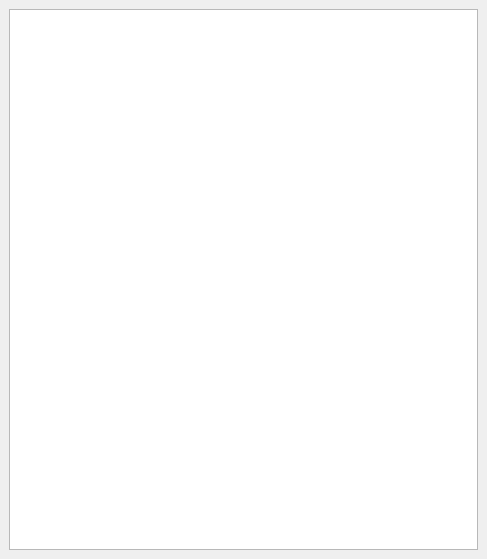
Qt form planet_explorer/ui/basemaps_widget.ui (planetlabs/qgis-planet-plugin) before a commit.
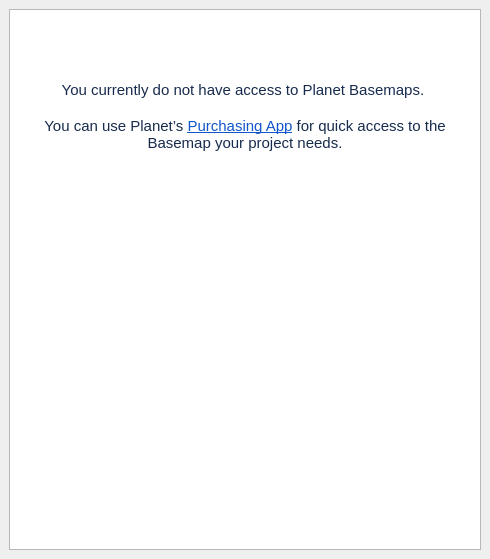
The same form after that commit. The open tabs and pages were chosen to show the change. Icons and pictures are not drawn. Custom widgets are drawn as their Qt base class.

Commit message: added message to no-basemaps-available panel

Patch:
```diff
--- a/planet_explorer/ui/basemaps_widget.ui
+++ b/planet_explorer/ui/basemaps_widget.ui
@@ -6,7 +6,7 @@
    <rect>
     <x>0</x>
     <y>0</y>
-    <width>487</width>
+    <width>490</width>
     <height>559</height>
    </rect>
   </property>
@@ -1172,7 +1172,30 @@
      <widget class="QWidget" name="noBasemapsAccessPage">
       <layout class="QVBoxLayout" name="verticalLayout_18">
        <item>
-        <widget class="QTextBrowser" name="textBrowserNoAccess"/>
+        <widget class="QTextBrowser" name="textBrowserNoAccess">
+         <property name="styleSheet">
+          <string notr="true"/>
+         </property>
+         <property name="html">
+          <string>&lt;!DOCTYPE HTML PUBLIC &quot;-//W3C//DTD HTML 4.0//EN&quot; &quot;http://www.w3.org/TR/REC-html40/strict.dtd&quot;&gt;
+&lt;html&gt;&lt;head&gt;&lt;meta name=&quot;qrichtext&quot; content=&quot;1&quot; /&gt;&lt;style type=&quot;text/css&quot;&gt;
+p, li { white-space: pre-wrap; }
+&lt;/style&gt;&lt;/head&gt;&lt;body style=&quot; font-family:'MS Shell Dlg 2'; font-size:8.25pt; font-weight:400; font-style:normal;&quot;&gt;
+&lt;p align=&quot;center&quot; style=&quot;-qt-paragraph-type:empty; margin-top:0px; margin-bottom:0px; margin-left:0px; margin-right:0px; -qt-block-indent:0; text-indent:0px; font-size:8pt;&quot;&gt;&lt;br /&gt;&lt;/p&gt;
+&lt;p align=&quot;center&quot; style=&quot;-qt-paragraph-type:empty; margin-top:0px; margin-bottom:0px; margin-left:0px; margin-right:0px; -qt-block-indent:0; text-indent:0px; font-family:'Montserrat,sans-serif'; font-size:11pt; color:#172b4d;&quot;&gt;&lt;br /&gt;&lt;/p&gt;
+&lt;p align=&quot;center&quot; style=&quot;-qt-paragraph-type:empty; margin-top:0px; margin-bottom:0px; margin-left:0px; margin-right:0px; -qt-block-indent:0; text-indent:0px; font-family:'Montserrat,sans-serif'; font-size:11pt; color:#172b4d;&quot;&gt;&lt;br /&gt;&lt;/p&gt;
+&lt;p align=&quot;center&quot; style=&quot;-qt-paragraph-type:empty; margin-top:0px; margin-bottom:0px; margin-left:0px; margin-right:0px; -qt-block-indent:0; text-indent:0px; font-family:'Montserrat,sans-serif'; font-size:11pt; color:#172b4d;&quot;&gt;&lt;br /&gt;&lt;/p&gt;
+&lt;p align=&quot;center&quot; style=&quot; margin-top:0px; margin-bottom:0px; margin-left:0px; margin-right:0px; -qt-block-indent:0; text-indent:0px;&quot;&gt;&lt;span style=&quot; font-family:'Montserrat,sans-serif'; font-size:11pt; color:#172b4d; background-color:#ffffff;&quot;&gt;You currently do not have access to Planet Basemaps. &lt;/span&gt;&lt;/p&gt;
+&lt;p style=&quot;-qt-paragraph-type:empty; margin-top:0px; margin-bottom:0px; margin-left:0px; margin-right:0px; -qt-block-indent:0; text-indent:0px; font-family:'Montserrat,sans-serif'; font-size:11pt; color:#172b4d;&quot;&gt;&lt;br /&gt;&lt;/p&gt;
+&lt;p align=&quot;center&quot; style=&quot; margin-top:0px; margin-bottom:0px; margin-left:0px; margin-right:0px; -qt-block-indent:0; text-indent:0px;&quot;&gt;&lt;span style=&quot; font-family:'Montserrat,sans-serif'; font-size:11pt; color:#172b4d; background-color:#ffffff;&quot;&gt;You can use Planet’s &lt;/span&gt;&lt;a href=&quot;https://www.planet.com/purchase/&quot;&gt;&lt;span style=&quot; font-family:'Montserrat,sans-serif'; font-size:11pt; text-decoration: underline; color:#1155cc; background-color:#ffffff;&quot;&gt;Purchasing App&lt;/span&gt;&lt;/a&gt;&lt;span style=&quot; font-family:'Montserrat,sans-serif'; font-size:11pt; color:#172b4d; background-color:#ffffff;&quot;&gt; for quick access to the Basemap your project needs.&lt;/span&gt;&lt;/p&gt;&lt;/body&gt;&lt;/html&gt;</string>
+         </property>
+         <property name="openExternalLinks">
+          <bool>true</bool>
+         </property>
+         <property name="openLinks">
+          <bool>false</bool>
+         </property>
+        </widget>
        </item>
       </layout>
      </widget>
```
Left out of the diff: 2 changed lines with no effect on the pictures. The commit also changes 1 other file.
